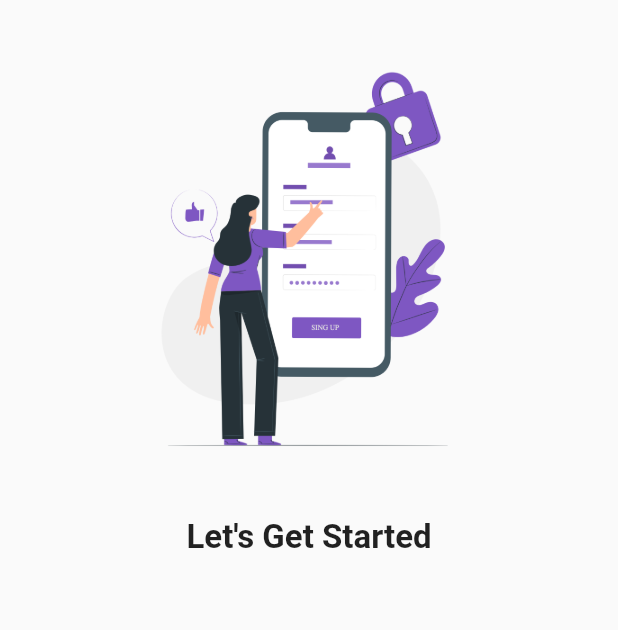
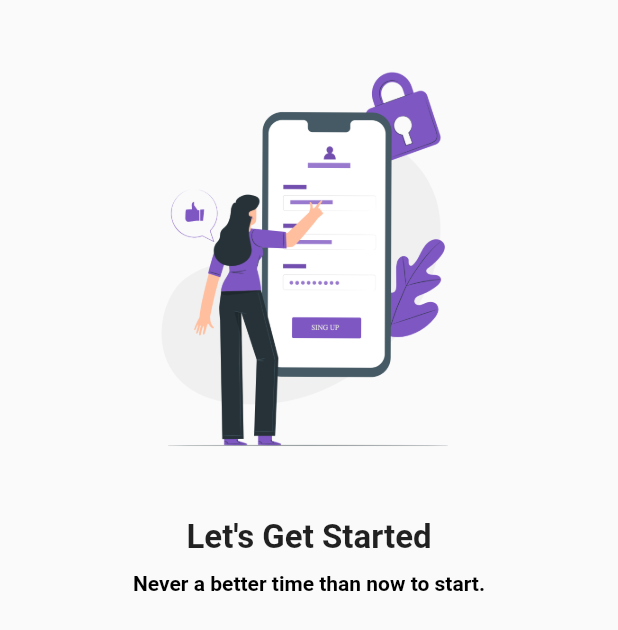
Before and after one commit to 3bdulra7manAmir/Firebase_App, a Flutter app: the screen it shows after launch, on a phone screen of 412 x 824 dp. Shown: the top 630 px of the screen. Run offline on Flutter 3.47's test engine with Material 2 defaults, Android fonts, the phone set to English and light mode, and no system bars.

Commit message:
WeclomeScreenV3_AbdulrahmanAmir

```diff
--- a/lib/Screens/WelcomeScreen.dart
+++ b/lib/Screens/WelcomeScreen.dart
@@ -16,8 +16,7 @@ class _WelcomeScreenState extends State<WelcomeScreen> {
         child: Padding(
           padding: const EdgeInsets.symmetric(vertical: 25, horizontal: 35),
           child: Column(
-            children:
-            [
+            children: [
               Image.asset(
                 "assets/images/image1.png",
                 height: 300,
@@ -26,7 +25,18 @@ class _WelcomeScreenState extends State<WelcomeScreen> {
                 height: 20,
               ),
               const Text("Let's Get Started",
-                  style: TextStyle(fontSize: 22, fontWeight: FontWeight.bold))
+                  style: TextStyle(fontSize: 22, fontWeight: FontWeight.bold)),
+              const SizedBox(
+                height: 10,
+              ),
+              const Text("Never a better time than now to start.",
+                  style: TextStyle(
+                      fontSize: 14,
+                      color: Colors.black,
+                      fontWeight: FontWeight.bold)),
+              const SizedBox(
+                height: 20,
+              ),
             ],
           ),
         ),
```
